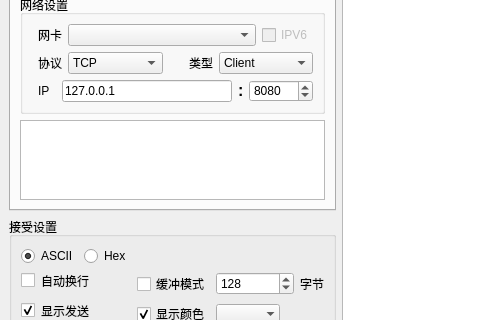
Qt form mainwindow.ui (XiaoSenLuo/SerialPort-NetworkHelper) before a commit; both pictures show x 0 to 480 and y 89 to 409 of the 954 by 647 pixel window.
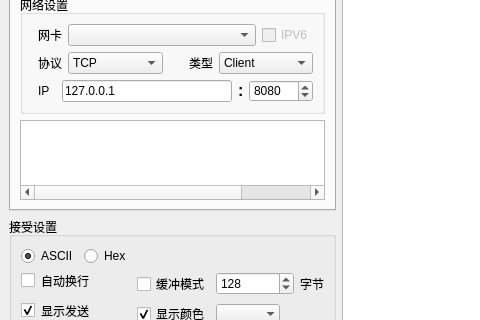
The same form after that commit. Icons and pictures are not drawn. Custom widgets are drawn as their Qt base class.

Diff of the .ui file:
```diff
--- a/mainwindow.ui
+++ b/mainwindow.ui
@@ -1057,13 +1057,38 @@
          </widget>
         </item>
         <item>
-         <widget class="QTableView" name="tbvClientConnection">
+         <widget class="QTableWidget" name="tbwShowConnnectStatus">
           <property name="sizePolicy">
            <sizepolicy hsizetype="Preferred" vsizetype="Preferred">
             <horstretch>0</horstretch>
             <verstretch>0</verstretch>
            </sizepolicy>
           </property>
+          <property name="focusPolicy">
+           <enum>Qt::ClickFocus</enum>
+          </property>
+          <property name="contextMenuPolicy">
+           <enum>Qt::CustomContextMenu</enum>
+          </property>
+          <property name="layoutDirection">
+           <enum>Qt::LeftToRight</enum>
+          </property>
+          <property name="editTriggers">
+           <set>QAbstractItemView::NoEditTriggers</set>
+          </property>
+          <property name="textElideMode">
+           <enum>Qt::ElideRight</enum>
+          </property>
+          <property name="columnCount">
+           <number>4</number>
+          </property>
+          <attribute name="horizontalHeaderVisible">
+           <bool>false</bool>
+          </attribute>
+          <column/>
+          <column/>
+          <column/>
+          <column/>
          </widget>
         </item>
        </layout>
```
